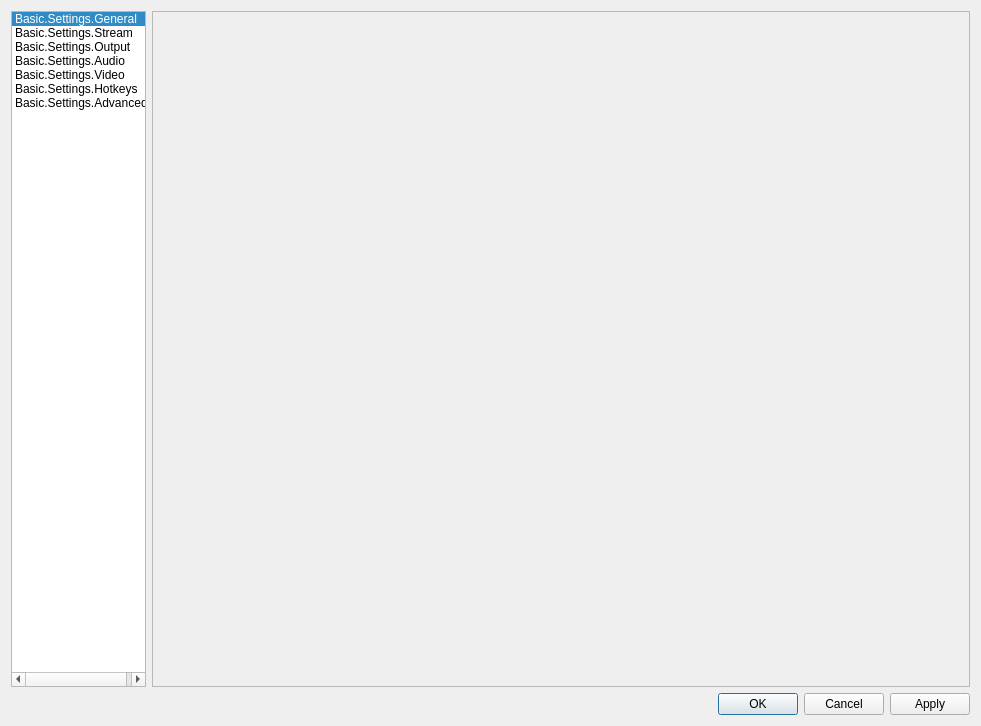
Old version of the form UI/forms/OBSBasicSettings.ui in the repository obsproject/obs-studio.
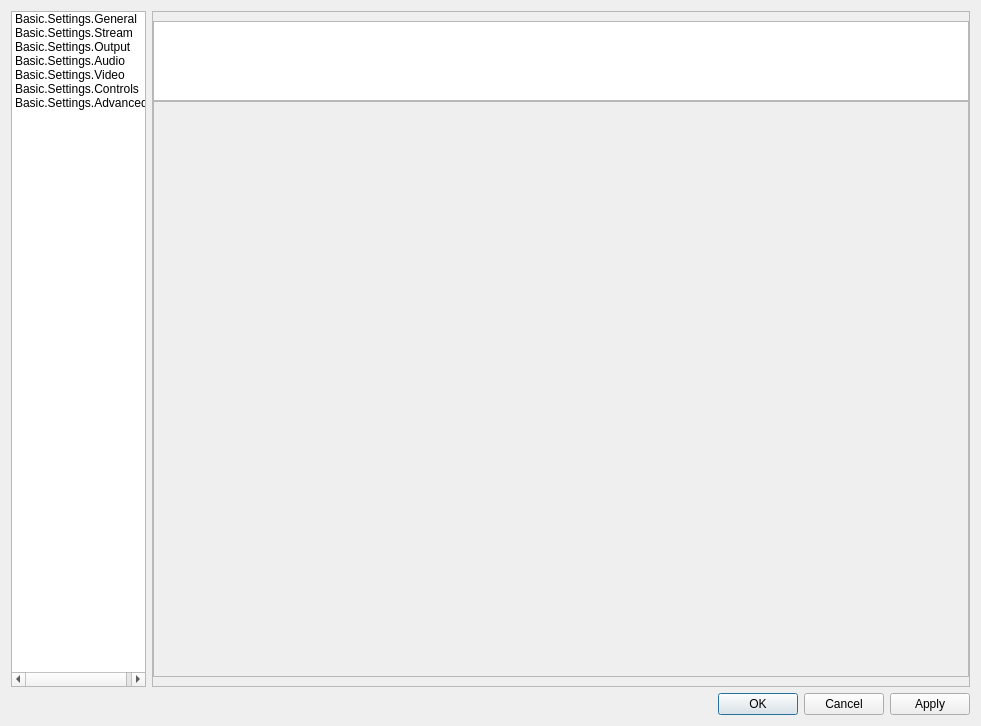
New version of the form. The open tabs and pages were chosen to show the change. Icons and pictures are not drawn. Custom widgets are drawn as their Qt base class.

Commit message: Remove hotkeys from UI Codebase, Add Controls to UI codebase and obs-frontend-api

```diff
--- a/UI/forms/OBSBasicSettings.ui
+++ b/UI/forms/OBSBasicSettings.ui
@@ -49,7 +49,7 @@
         </size>
        </property>
        <property name="currentRow">
-        <number>0</number>
+        <number>-1</number>
        </property>
        <item>
         <property name="text">
@@ -98,7 +98,7 @@
        </item>
        <item>
         <property name="text">
-         <string>Basic.Settings.Hotkeys</string>
+         <string>Basic.Settings.Controls</string>
         </property>
         <property name="icon">
          <iconset resource="obs.qrc">
@@ -4567,8 +4567,8 @@
           <rect>
            <x>0</x>
            <y>0</y>
-           <width>98</width>
-           <height>28</height>
+           <width>818</width>
+           <height>675</height>
           </rect>
          </property>
          <layout class="QFormLayout" name="hotkeyLayout">
@@ -4576,11 +4576,121 @@
            <enum>QFormLayout::AllNonFixedFieldsGrow</enum>
           </property>
           <property name="labelAlignment">
-           <set>Qt::AlignRight|Qt::AlignTrailing|Qt::AlignVCenter</set>
+           <set>Qt::AlignCenter</set>
+          </property>
+          <property name="formAlignment">
+           <set>Qt::AlignCenter</set>
+          </property>
+          <property name="horizontalSpacing">
+           <number>0</number>
           </property>
           <property name="verticalSpacing">
            <number>0</number>
           </property>
+          <property name="leftMargin">
+           <number>0</number>
+          </property>
+          <property name="rightMargin">
+           <number>0</number>
+          </property>
+          <item row="1" column="1">
+           <widget class="QStackedWidget" name="ControlsStackedWidget">
+            <property name="sizePolicy">
+             <sizepolicy hsizetype="Preferred" vsizetype="Preferred">
+              <horstretch>0</horstretch>
+              <verstretch>10</verstretch>
+             </sizepolicy>
+            </property>
+            <property name="frameShape">
+             <enum>QFrame::StyledPanel</enum>
+            </property>
+            <property name="frameShadow">
+             <enum>QFrame::Raised</enum>
+            </property>
+            <property name="currentIndex">
+             <number>-1</number>
+            </property>
+           </widget>
+          </item>
+          <item row="0" column="1">
+           <widget class="QListWidget" name="ControlsListWidget">
+            <property name="sizePolicy">
+             <sizepolicy hsizetype="Expanding" vsizetype="Expanding">
+              <horstretch>0</horstretch>
+              <verstretch>2</verstretch>
+             </sizepolicy>
+            </property>
+            <property name="maximumSize">
+             <size>
+              <width>16777215</width>
+              <height>80</height>
+             </size>
+            </property>
+            <property name="frameShadow">
+             <enum>QFrame::Sunken</enum>
+            </property>
+            <property name="midLineWidth">
+             <number>2</number>
+            </property>
+            <property name="verticalScrollBarPolicy">
+             <enum>Qt::ScrollBarAlwaysOff</enum>
+            </property>
+            <property name="editTriggers">
+             <set>QAbstractItemView::NoEditTriggers</set>
+            </property>
+            <property name="showDropIndicator" stdset="0">
+             <bool>false</bool>
+            </property>
+            <property name="dragDropMode">
+             <enum>QAbstractItemView::DragDrop</enum>
+            </property>
+            <property name="defaultDropAction">
+             <enum>Qt::IgnoreAction</enum>
+            </property>
+            <property name="alternatingRowColors">
+             <bool>false</bool>
+            </property>
+            <property name="selectionBehavior">
+             <enum>QAbstractItemView::SelectItems</enum>
+            </property>
+            <property name="iconSize">
+             <size>
+              <width>50</width>
+              <height>50</height>
+             </size>
+            </property>
+            <property name="movement">
+             <enum>QListView::Free</enum>
+            </property>
+            <property name="flow">
+             <enum>QListView::LeftToRight</enum>
+            </property>
+            <property name="isWrapping" stdset="0">
+             <bool>false</bool>
+            </property>
+            <property name="resizeMode">
+             <enum>QListView::Fixed</enum>
+            </property>
+            <property name="layoutMode">
+             <enum>QListView::SinglePass</enum>
+            </property>
+            <property name="spacing">
+             <number>10</number>
+            </property>
+            <property name="gridSize">
+             <size>
+              <width>100</width>
+              <height>100</height>
+             </size>
+            </property>
+            <property name="viewMode">
+             <enum>QListView::IconMode</enum>
+            </property>
+            <property name="uniformItemSizes">
+             <bool>true</bool>
+            </property>
+           </widget>
+          </item>
          </layout>
         </widget>
        </widget>
```
Left out of the diff: 32 changed lines with no effect on the pictures. The commit also changes 9 other files.
